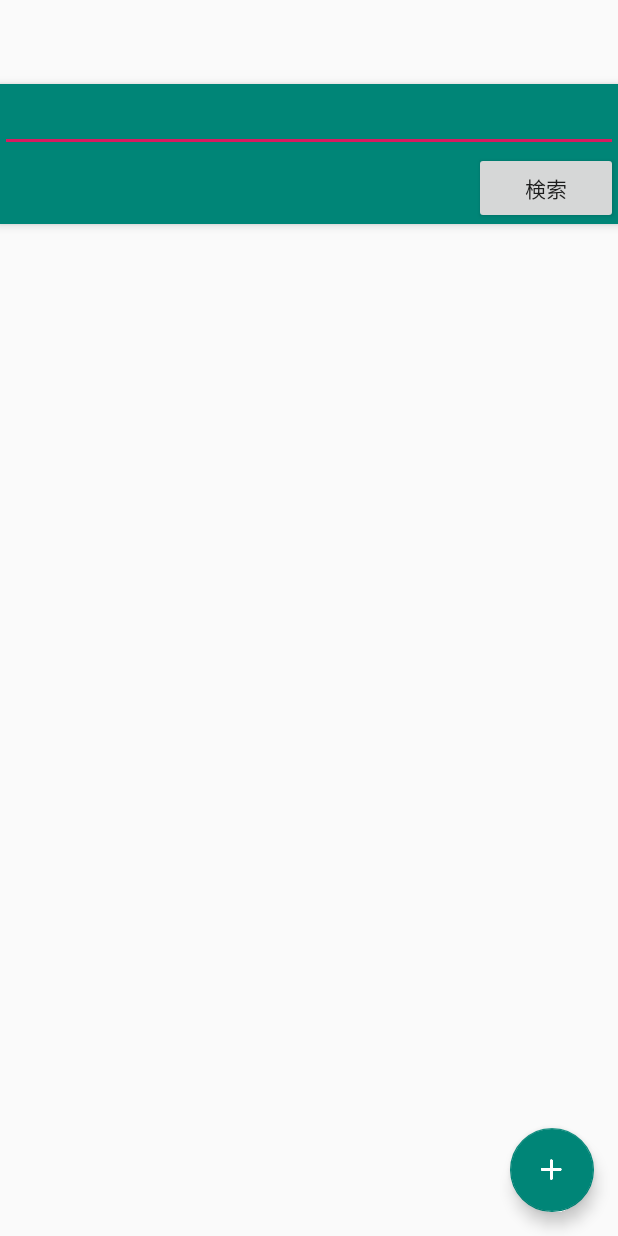
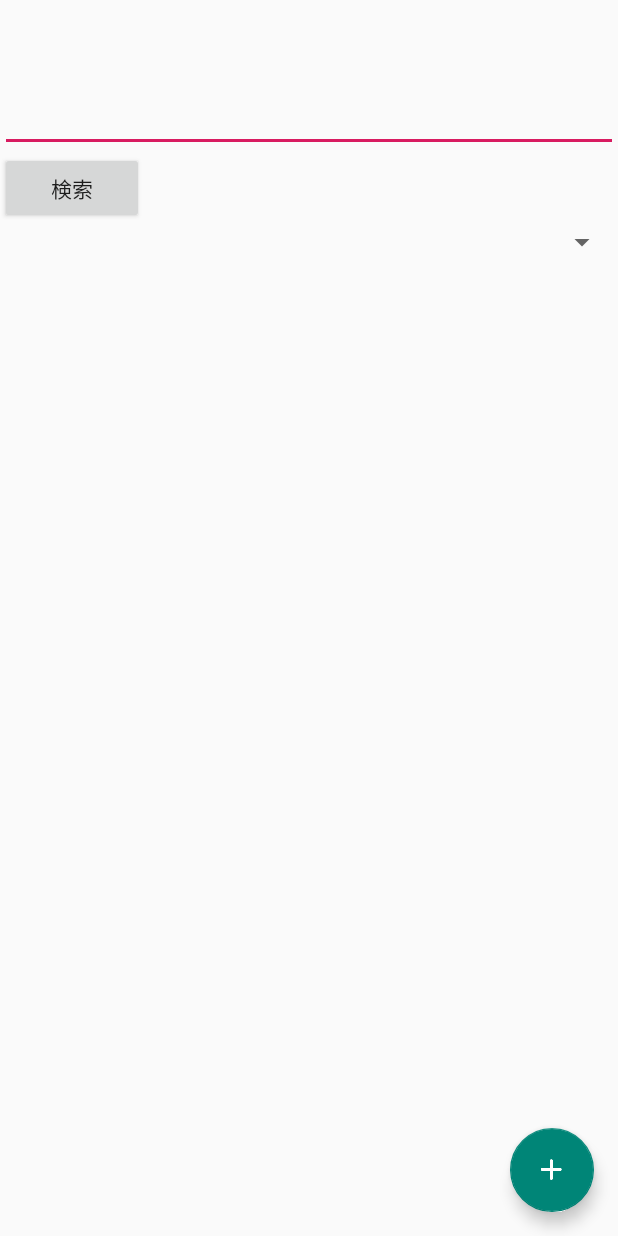
Before and after one commit to nagyuu8/TaskApp, an Android app: the layout activity_main.xml on its own in the app's theme, with its tools: preview values and no code run, on a phone screen of 412 x 824 dp. Run offline under Robolectric (Android 15) with nearby library versions, the phone set to English and light mode, and no system bars.

Commit message:
スピナー　作成途中

```diff
--- a/app/src/main/res/layout/activity_main.xml
+++ b/app/src/main/res/layout/activity_main.xml
@@ -10,8 +10,8 @@
         tools:context=".MainActivity"
        >
 
-<android.support.design.widget.AppBarLayout android:layout_width="match_parent"
-                                            android:layout_height="wrap_content">
+<RelativeLayout android:layout_width="match_parent"
+        android:layout_height="match_parent">
 
 
     <EditText android:layout_width="match_parent"
@@ -22,18 +22,32 @@
             android:layout_gravity="right"
             android:layout_height="wrap_content"
             android:id="@+id/category_select_button"
+            android:layout_below="@+id/category_select_edit_text"
             android:text="検索"/>
+    <Spinner
+            android:layout_width="match_parent"
+            android:layout_height="wrap_content"
+            android:id="@+id/category_select_spinner"
+            android:layout_below="@id/category_select_button"
+        android:spinnerMode="dialog"/>
 
-</android.support.design.widget.AppBarLayout>
 
 
     <ListView
-            app:layout_behavior="@string/appbar_scrolling_view_behavior"
+            android:layout_below="@+id/category_select_spinner"
             android:layout_gravity="bottom"
             android:id="@+id/listView1"
             android:layout_width="match_parent"
             android:layout_height="match_parent">
     </ListView>
+
+
+
+
+</RelativeLayout>
+
+
+
 
     <android.support.design.widget.FloatingActionButton
             android:id="@+id/fab"
```
Also changed, not shown: app/src/main/java/jp/techacademy/nagafuchi/yuuya/taskapp/MainActivity.kt (+25 -0 lines).
